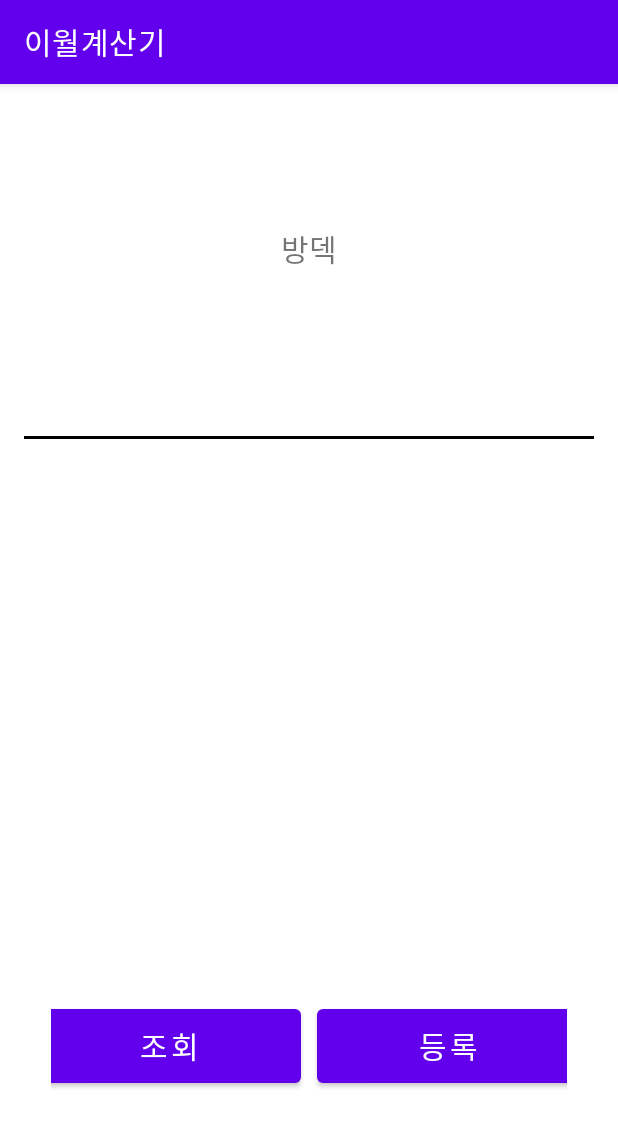
After one commit to JinKyuGit/calculator, an Android app: the ArenaSearchResult screen opened directly, with no data from a screen before it, on a phone screen of 412 x 824 dp. The commit adds this screen. Shown: the top 1127 px of the screen. Run offline under Robolectric (Android 15) with nearby library versions, the phone set to English and light mode, and no system bars; 2 statements that could not run were skipped.

Commit message:
아레나 조회 기능 적용.

```diff
--- a/app/build.gradle
+++ b/app/build.gradle
@@ -1,11 +1,14 @@
 plugins {
     id 'com.android.application'
     id 'kotlin-android'
+    id 'kotlin-android-extensions'
 }
 
 android {
     compileSdkVersion 30
     buildToolsVersion "30.0.3"
+
+    androidExtensions { experimental = true }
 
     defaultConfig {
         applicationId "com.app.priconeCalculator"
--- /dev/null
+++ b/app/src/main/java/com/app/calculator/data/ArenaInfoWrapper.kt
@@ -0,0 +1,3 @@
+package com.app.calculator.data
+
+data class ArenaInfoWrapper(var result : ArrayList<ArenaInfo>)
--- /dev/null
+++ b/app/src/main/res/layout/arena_search_result.xml
@@ -0,0 +1,88 @@
+<?xml version="1.0" encoding="utf-8"?>
+<LinearLayout xmlns:android="http://schemas.android.com/apk/res/android"
+    android:id="@+id/arenaSearchResultLayout"
+    android:layout_width="match_parent"
+    android:layout_height="match_parent"
+    xmlns:app="http://schemas.android.com/apk/res-auto"
+    android:paddingLeft="16dp"
+    android:paddingRight="16dp"
+    android:orientation="vertical"
+    android:gravity="center">
+
+
+    <TextView
+        android:id="@+id/dfTitle"
+        android:layout_width="wrap_content"
+        android:layout_height="wrap_content"
+        android:layout_marginTop="10dp"
+        android:layout_marginBottom="10dp"
+        android:text="방덱"
+        android:textSize="20dp" />
+
+    <LinearLayout
+        android:id="@+id/dfDeck"
+        android:layout_width="376dp"
+        android:layout_height="100dp"
+        android:orientation="horizontal"
+        android:paddingLeft="16dp"
+        android:paddingRight="16dp">
+
+    </LinearLayout>
+
+    <View
+        android:background="#000000"
+        android:layout_width="match_parent"
+        android:layout_height="2dp">
+    </View>
+
+    <ScrollView
+        android:id="@+id/scrollView"
+        android:layout_width="381dp"
+        android:layout_height="372dp">
+
+        <TableLayout
+            android:id="@+id/resultTable"
+            android:layout_width="wrap_content"
+            android:layout_height="wrap_content"
+            android:layout_margin="8dp">
+
+
+        </TableLayout>
+
+
+    </ScrollView>
+
+    <LinearLayout
+        android:layout_width="376dp"
+        android:layout_height="74dp"
+        android:gravity="center"
+        android:orientation="horizontal"
+        android:paddingLeft="16dp"
+        android:paddingRight="16dp">
+        <Button
+            android:id="@+id/backBtn"
+            android:layout_width="175dp"
+            android:layout_height="61dp"
+            android:layout_marginLeft="30dp"
+            android:layout_marginRight="5dp"
+            android:layout_marginBottom="4dp"
+            android:gravity="center"
+            android:text="조회"
+            android:textSize="20dp" />
+
+        <Button
+            android:id="@+id/regBtn"
+            android:layout_width="175dp"
+            android:layout_height="61dp"
+            android:layout_marginLeft="5dp"
+            android:layout_marginRight="30dp"
+            android:layout_marginBottom="4dp"
+            android:gravity="center"
+            android:text="등록"
+            android:textSize="20dp"/>
+
+    </LinearLayout>
+
+
+
+</LinearLayout>
--- a/app/src/main/res/menu/main_menu.xml
+++ b/app/src/main/res/menu/main_menu.xml
@@ -3,12 +3,12 @@
     xmlns:app="http://schemas.android.com/apk/res-auto">
     <item
         android:id="@+id/menu1"
-        android:title="아레나조회"
+        android:title="아레나 조회"
         app:showAsAction="never">
     </item>
     <item
         android:id="@+id/menu2"
-        android:title="일정확인"
+        android:title="일정 확인"
         app:showAsAction="never">
     </item>
 </menu>
```
Also changed, not shown: app/src/main/AndroidManifest.xml (+8 -1 lines), app/src/main/java/com/app/calculator/ArenaSearch.kt (+70 -0 lines), app/src/main/java/com/app/calculator/ArenaSearchResult.kt (added, +141 -0 lines), app/src/main/java/com/app/calculator/FirstFragment.kt (+7 -2 lines), app/src/main/java/com/app/calculator/SecondFragment.kt (+7 -1 lines), app/src/main/java/com/app/calculator/ThirdFragment.kt (+7 -1 lines), app/src/main/java/com/app/calculator/api/RetrofitService.kt (+6 -3 lines), app/src/main/java/com/app/calculator/data/ArenaInfo.kt (added, +22 -0 lines), 1 other file.
